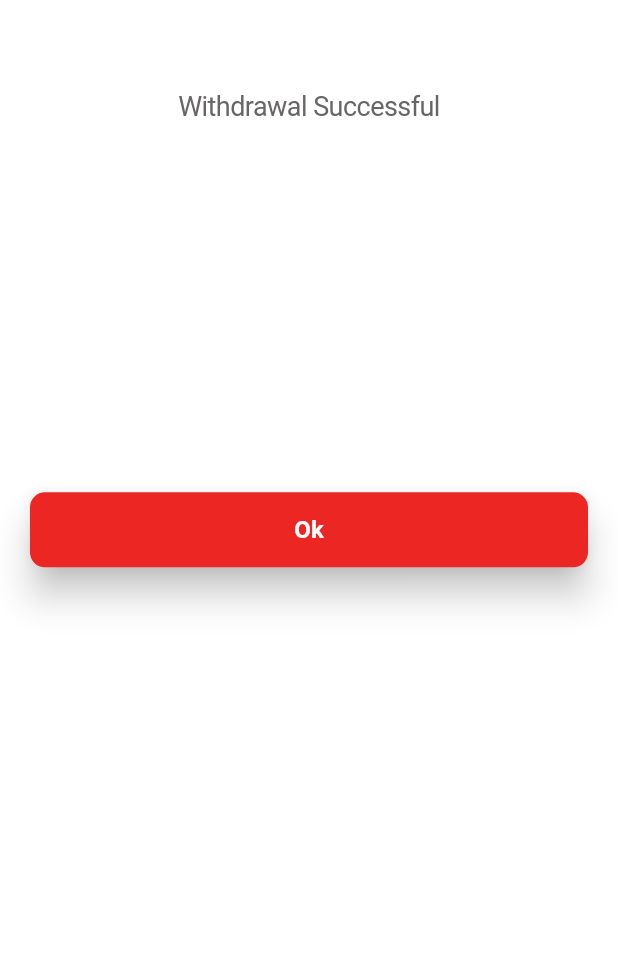
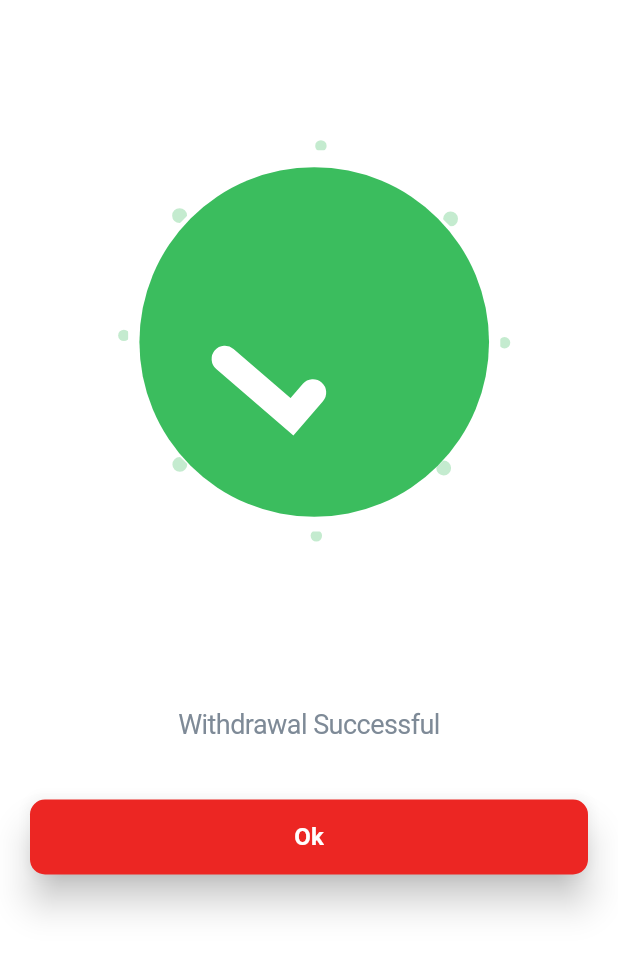
Before and after one commit to bomach-group-company/benji_rider, a Flutter app: the SuccessfulScreen screen opened directly, on a phone screen of 412 x 824 dp. Shown: the top 953 px of the screen. Run offline on Flutter 3.47's test engine with Material 2 defaults, Android fonts, the phone set to English and light mode, and no system bars; our stand-ins replace fl_chart, flutter_layout_grid, flutter_pw_validator, flutter_spinkit, font_awesome_flutter, geolocator and 9 more; accounts and stored records are empty; Roboto replaces fonts that are missing (Sen); project files that could hold a hidden picture were left out.

Commit message:
updated code

```diff
--- a/lib/app/splash_screens/successful_screen.dart
+++ b/lib/app/splash_screens/successful_screen.dart
@@ -1,6 +1,7 @@
 // ignore_for_file: camel_case_types, file_names
 
 import 'package:flutter/material.dart';
+import 'package:lottie/lottie.dart';
 
 import '../../src/providers/constants.dart';
 import '../../theme/colors.dart';
@@ -33,20 +34,13 @@ class SuccessfulScreen extends StatelessWidget {
             physics: const BouncingScrollPhysics(),
             scrollDirection: Axis.vertical,
             children: [
-              // Center(
-              //   child: Container(
-              //     width: MediaQuery.of(context).size.width,
-              //     height: MediaQuery.of(context).size.height * 0.4,
-              //     decoration: const BoxDecoration(
-              //       image: DecorationImage(
-              //         image: AssetImage(
-              //           "assets/animations/splash_screen/successful.gif",
-              //         ),
-              //       ),
-              //       shape: BoxShape.circle,
-              //     ),
-              //   ),
-              // ),
+              Lottie.asset(
+                "assets/animations/payment/frame_1.json",
+                alignment: Alignment.center,
+                fit: BoxFit.contain,
+                height: media.height / 2,
+                width: media.width / 2,
+              ),
               const SizedBox(
                 height: kDefaultPadding * 2,
               ),
@@ -55,19 +49,15 @@ class SuccessfulScreen extends StatelessWidget {
                 child: Text(
                   text,
                   textAlign: TextAlign.center,
-                  style: const TextStyle(
-                    color: Color(
-                      0xFF676565,
-                    ),
+                  style: TextStyle(
+                    color: kTextGreyColor,
                     fontSize: 18,
                     fontWeight: FontWeight.w400,
                     letterSpacing: -0.36,
                   ),
                 ),
               ),
-              SizedBox(
-                height: MediaQuery.of(context).size.height * 0.3,
-              ),
+              SizedBox(height: kDefaultPadding * 2),
               ElevatedButton(
                 onPressed: buttonAction,
                 style: ElevatedButton.styleFrom(
--- a/pubspec.yaml
+++ b/pubspec.yaml
@@ -85,6 +85,7 @@ flutter:
     - assets/images/rider/
     - assets/images/profile/
     - assets/animations/login/
+    - assets/animations/payment/
 
   # An image asset can refer to one or more resolution-specific "variants", see
   # https://flutter.dev/assets-and-images/#resolution-aware
```
Also changed, not shown: lib/app/delivery/delivery.dart (+28 -17 lines), lib/app/withdrawal/withdraw.dart (+6 -3 lines).
